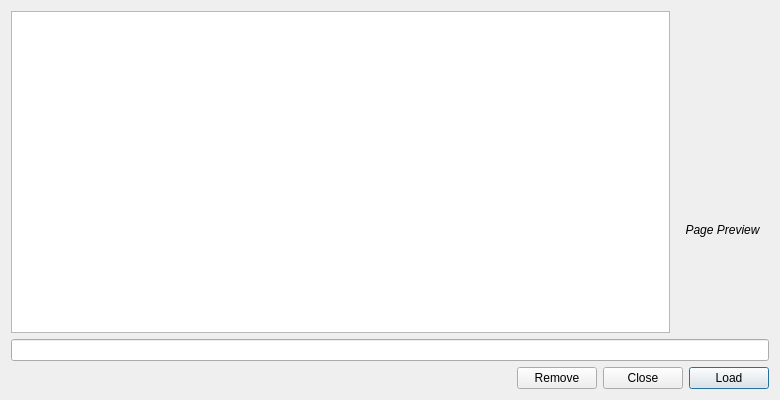
Before: the Qt Designer form src/bookmark_manager_dialog.ui in mstuttgart/pynocchio, drawn with Qt 5.
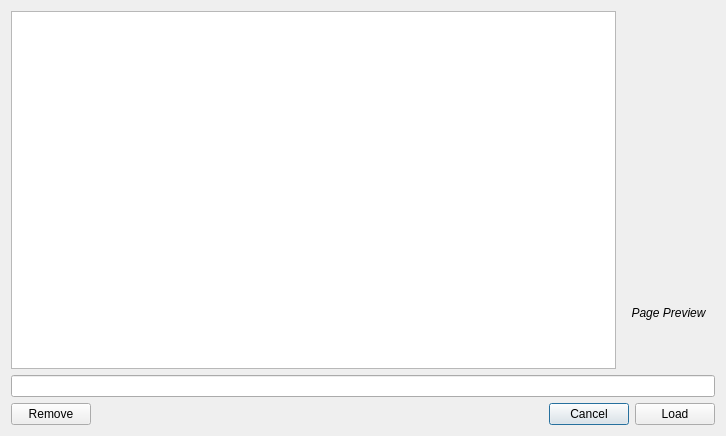
After: the same form once the commit is applied. Icons and pictures are not drawn.

Commit message: [NEW] Bookmark_database_manager class added [UPDATE] Load comif from bookmark manager dialog working

The edit to the form file:
```diff
--- a/src/bookmark_manager_dialog.ui
+++ b/src/bookmark_manager_dialog.ui
@@ -9,8 +9,8 @@
    <rect>
     <x>0</x>
     <y>0</y>
-    <width>780</width>
-    <height>400</height>
+    <width>726</width>
+    <height>436</height>
    </rect>
   </property>
   <property name="sizePolicy">
@@ -82,13 +82,19 @@
       </widget>
      </item>
      <item>
-      <widget class="QWidget" name="verticalWidget" native="true">
+      <widget class="QFrame" name="verticalFrame">
        <property name="sizePolicy">
         <sizepolicy hsizetype="Minimum" vsizetype="Minimum">
          <horstretch>0</horstretch>
          <verstretch>0</verstretch>
         </sizepolicy>
        </property>
+       <property name="frameShape">
+        <enum>QFrame::NoFrame</enum>
+       </property>
+       <property name="frameShadow">
+        <enum>QFrame::Raised</enum>
+       </property>
        <layout class="QVBoxLayout" name="verticalLayout">
         <item>
          <spacer name="vertical_spacer_top">
@@ -96,7 +102,7 @@
            <enum>Qt::Vertical</enum>
           </property>
           <property name="sizeType">
-           <enum>QSizePolicy::Preferred</enum>
+           <enum>QSizePolicy::Expanding</enum>
           </property>
           <property name="sizeHint" stdset="0">
            <size>
@@ -121,6 +127,9 @@
         </item>
         <item>
          <widget class="QLabel" name="page_preview_label">
+          <property name="enabled">
+           <bool>true</bool>
+          </property>
           <property name="font">
            <font>
             <italic>true</italic>
@@ -161,6 +170,17 @@
    <item>
     <layout class="QGridLayout" name="grid_layout">
      <item row="1" column="3">
+      <widget class="QPushButton" name="button_cancel">
+       <property name="text">
+        <string>Cancel</string>
+       </property>
+       <property name="icon">
+        <iconset resource="../resource/main_window.qrc">
+         <normaloff>:/icons/elementary3-icon-theme/actions/48/dialog-cancel.svg</normaloff>:/icons/elementary3-icon-theme/actions/48/dialog-cancel.svg</iconset>
+       </property>
+      </widget>
+     </item>
+     <item row="1" column="4">
       <widget class="QPushButton" name="button_load">
        <property name="text">
         <string>Load</string>
@@ -183,17 +203,6 @@
       </widget>
      </item>
      <item row="1" column="2">
-      <widget class="QPushButton" name="button_exit">
-       <property name="text">
-        <string>Close</string>
-       </property>
-       <property name="icon">
-        <iconset resource="../resource/main_window.qrc">
-         <normaloff>:/icons/elementary3-icon-theme/actions/48/dialog-cancel.svg</normaloff>:/icons/elementary3-icon-theme/actions/48/dialog-cancel.svg</iconset>
-       </property>
-      </widget>
-     </item>
-     <item row="1" column="0">
       <spacer name="horizontalSpacer">
        <property name="orientation">
         <enum>Qt::Horizontal</enum>
```
Left out of the diff: 7 changed lines with no effect on the pictures. The commit also changes 4 other files.
